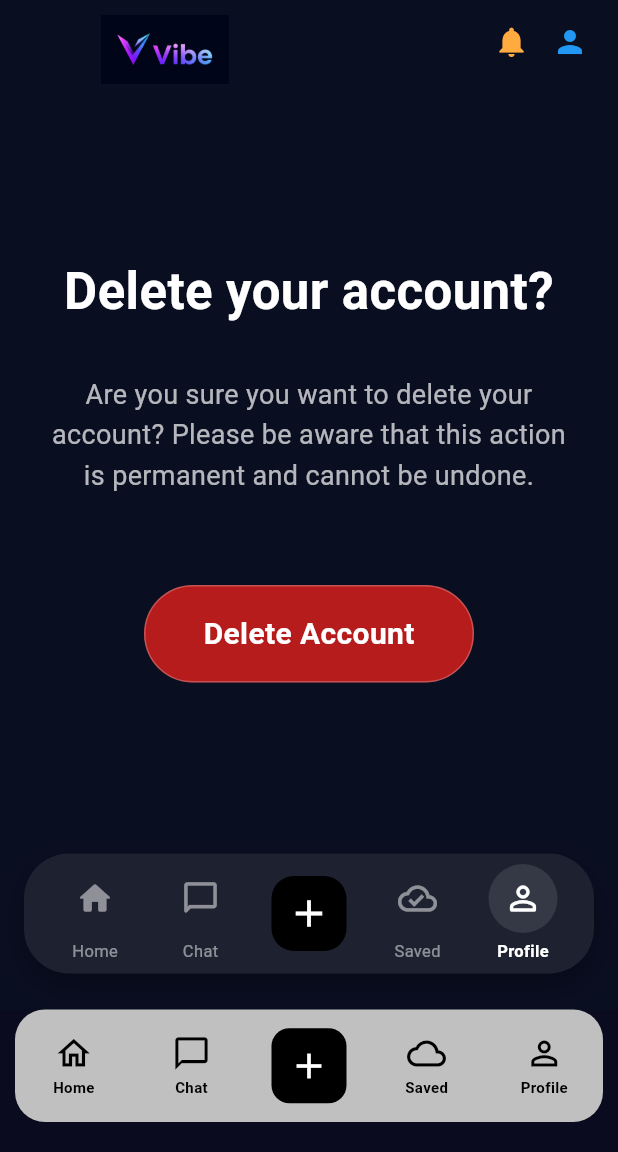
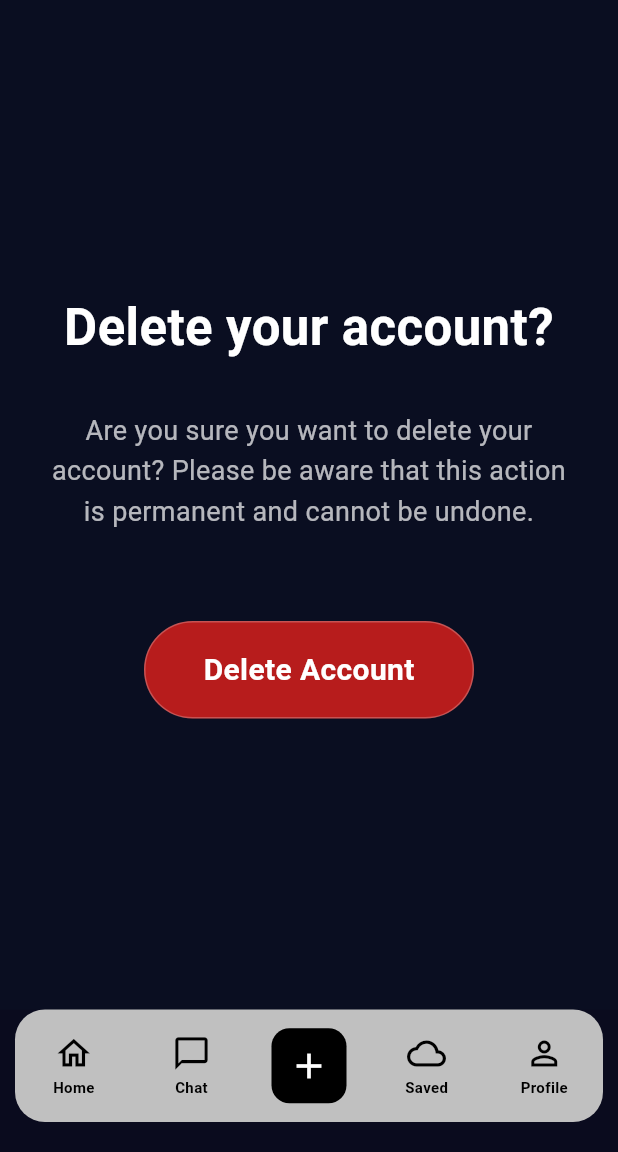
Before and after one commit to Elizabeth-Abay/VIBE-flutter-project, a Flutter app: the DeleteAccountScreen screen opened by its route, on a phone screen of 412 x 824 dp, the part 84-1236 px from its top. Run offline on Flutter 3.47's test engine with Material 3 defaults, Android fonts, the phone set to English and light mode, and no system bars; our stand-ins replace go_router; network calls fail.

Commit message:
Edited the double bars

```diff
--- a/lib/core/widgets/top_navigation_bar.dart
+++ b/lib/core/widgets/top_navigation_bar.dart
@@ -2,7 +2,7 @@
 
 class VibeTopNavBar extends StatelessWidget {
   /// The local path to your 'Vibe' logo in assets.
-  final String logoAssetPath = 'assets/images/vybe_logo.png';
+  final String logoAssetPath = 'assets/images/vibe_logo.png';
 
   /// Callback triggered when the notification bell is tapped.
   final VoidCallback onNotificationTap;
--- a/lib/features/profiles/screens/delete_account_screen.dart
+++ b/lib/features/profiles/screens/delete_account_screen.dart
@@ -1,5 +1,4 @@
 import 'package:flutter/material.dart';
-import '../../../core/widgets/custom_bottom_nav.dart';
 import '../../../core/utils/bottom_nav_handler.dart';
 
 class DeleteAccountScreen extends StatelessWidget {
@@ -12,21 +11,21 @@
 
     return Scaffold(
       backgroundColor: const Color(0xFF0A0E21),
-      appBar: AppBar(
-        backgroundColor: Colors.transparent,
-        elevation: 0,
-        leadingWidth: 200,
-        leading: Padding(
-          padding: const EdgeInsets.only(left: 20, top: 10),
-          child: Image.asset('assets/images/image.png', fit: BoxFit.contain),
-        ),
-        actions: const [
-          Icon(Icons.notifications, color: Colors.orangeAccent),
-          SizedBox(width: 15),
-          Icon(Icons.person, color: Colors.blue),
-          SizedBox(width: 20),
-        ],
-      ),
+      // appBar: AppBar(
+      //   backgroundColor: Colors.transparent,
+      //   elevation: 0,
+      //   leadingWidth: 200,
+      //   leading: Padding(
+      //     padding: const EdgeInsets.only(left: 20, top: 10),
+      //     child: Image.asset('assets/images/image.png', fit: BoxFit.contain),
+      //   ),
+      //   actions: const [
+      //     Icon(Icons.notifications, color: Colors.orangeAccent),
+      //     SizedBox(width: 15),
+      //     Icon(Icons.person, color: Colors.blue),
+      //     SizedBox(width: 20),
+      //   ],
+      // ),
       body: Padding(
         padding: const EdgeInsets.symmetric(horizontal: 30.0),
         child: Column(
@@ -78,15 +77,15 @@
           ],
         ),
       ),
-      bottomNavigationBar: CustomBottomNavBar(
-        currentIndex: activeIndex, // Highlight the profile icon
-        onTap: (index) {
-          // Simply delegate the navigation to your global handler.
-          // The handler will use context.go() or context.push(),
-          // which will load the new screen with its own highlighted index.
-          BottomNavHandler.onTabTapped(context, index);
-        },
-      ),
+      // bottomNavigationBar: CustomBottomNavBar(
+      //   currentIndex: activeIndex, // Highlight the profile icon
+      //   onTap: (index) {
+      //     // Simply delegate the navigation to your global handler.
+      //     // The handler will use context.go() or context.push(),
+      //     // which will load the new screen with its own highlighted index.
+      //     BottomNavHandler.onTabTapped(context, index);
+      //   },
+      // ),
     );
   }
 }
--- a/lib/main.dart
+++ b/lib/main.dart
@@ -1,3 +1,4 @@
+
 import 'package:flutter/material.dart';
 import 'package:go_router/go_router.dart';
 // Ensure this path matches your project structure
```
Also changed, not shown: lib/features/profiles/screens/edit_profile_screen.dart (+15 -15 lines), lib/features/profiles/screens/profile_view_screen.dart (+0 -29 lines).
